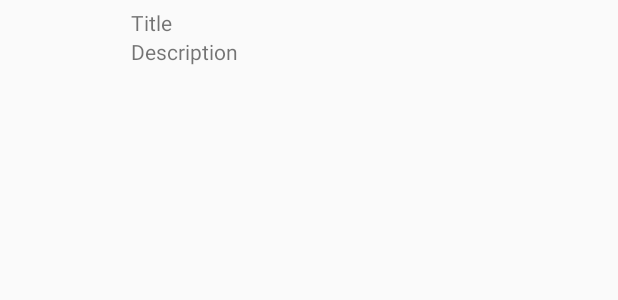
After one commit to sopinet/trazeo-android-app, an Android app: the layout child_item.xml on its own in the app's theme, with its tools: preview values and no code run, on a phone screen of 412 x 824 dp. The commit adds this screen. Shown: the top 300 px of the screen. Run offline under Robolectric (Android 15) with nearby library versions, the phone set to English and light mode, and no system bars.

Commit message:
Creada vista fragment para el listado de niños

```diff
--- a/app/src/main/java/com/sopinet/trazeo/app/MonitorDataFragment.java
+++ b/app/src/main/java/com/sopinet/trazeo/app/MonitorDataFragment.java
@@ -23,7 +23,11 @@ public class MonitorDataFragment extends Fragment {
     @Override
     public View onCreateView(LayoutInflater inflater, ViewGroup container,
                              Bundle savedInstanceState) {
+        View root = inflater.inflate(R.layout.fragment_monitor_data, container, false);
+
+
+
         // Inflate the layout for this fragment
-        return inflater.inflate(R.layout.fragment_monitor_data, container, false);
+        return root;
     }
 }
--- a/app/src/main/java/com/sopinet/trazeo/app/helpers/Var.java
+++ b/app/src/main/java/com/sopinet/trazeo/app/helpers/Var.java
@@ -2,7 +2,8 @@ package com.sopinet.trazeo.app.helpers;
 
 public class Var {
     //public static String URL_API = "http://dev.trazeo.es/";
-    public static String URL_API = "http://dev.trazeo.es/";
+    //public static String URL_API = "http://dev.trazeo.es/";
+    public static String URL_API = "http://192.168.1.149/trazeo-web/web/app_dev.php/";
     public static String URL_API_LOGIN = Var.URL_API + "api/login";
     public static String URL_API_GROUPS = Var.URL_API + "api/groups";
     public static String URL_API_RIDE_CREATE = Var.URL_API + "api/ride/createNew";
--- a/app/src/main/java/com/sopinet/trazeo/app/osmlocpull/OsmLocPullReceiver.java
+++ b/app/src/main/java/com/sopinet/trazeo/app/osmlocpull/OsmLocPullReceiver.java
@@ -149,7 +149,7 @@ public class OsmLocPullReceiver extends BroadcastReceiver {
         }
         PendingIntent pi;
         pi = PendingIntent.getBroadcast(context, 0, i, FLAG_UPDATE_CURRENT);
-        am.setRepeating(AlarmManager.RTC_WAKEUP, System.currentTimeMillis(), 1000 * 30 * 1, pi); // Millisec * Second * Minute (cada 30 Segundos)
+        am.setRepeating(AlarmManager.RTC_WAKEUP, System.currentTimeMillis(), 1000 * 10 * 1, pi); // Millisec * Second * Minute (cada 30 Segundos)
     }
 
     public void CancelLocPull(Context context)
--- /dev/null
+++ b/app/src/main/res/layout/child_item.xml
@@ -0,0 +1,35 @@
+<?xml version="1.0" encoding="utf-8"?>
+
+<LinearLayout xmlns:android="http://schemas.android.com/apk/res/android"
+    android:orientation="horizontal" android:layout_width="match_parent"
+    android:weightSum="4"
+    android:padding="5dp"
+    android:layout_height="match_parent">
+
+    <LinearLayout
+        android:orientation="vertical"
+        android:layout_weight="1"
+        android:layout_width="wrap_content"
+        android:layout_height="wrap_content">
+    </LinearLayout>
+
+    <LinearLayout
+        android:orientation="vertical"
+        android:layout_weight="3"
+        android:layout_width="wrap_content"
+        android:layout_height="wrap_content">
+
+        <TextView
+            android:id="@+id/titleCHILD"
+            android:text="Title"
+            android:layout_width="wrap_content"
+            android:layout_height="wrap_content" />
+
+        <TextView
+            android:id="@+id/descriptionCHILD"
+            android:text="Description"
+            android:layout_width="wrap_content"
+            android:layout_height="wrap_content" />
+    </LinearLayout>
+
+</LinearLayout>
--- a/app/src/main/res/layout/fragment_monitor_data.xml
+++ b/app/src/main/res/layout/fragment_monitor_data.xml
@@ -4,10 +4,4 @@
     android:layout_height="match_parent"
     tools:context="com.sopinet.trazeo.app.MonitorDataFragment">
 
-    <!-- TODO: Update blank fragment layout -->
-    <TextView
-        android:layout_width="match_parent"
-        android:layout_height="match_parent"
-        android:text="@string/hello_blank_fragment" />
-
 </FrameLayout>
```
Also changed, not shown: app/build.gradle (+11 -0 lines), app/src/main/java/com/sopinet/trazeo/app/MonitorChildFragment.java (added, +62 -0 lines), app/src/main/java/com/sopinet/trazeo/app/osmlocpull/OsmLocPullService.java (+6 -2 lines), app/src/main/res/layout/fragment_monitor_child.xml (added, +25 -0 lines), 1 other file.
